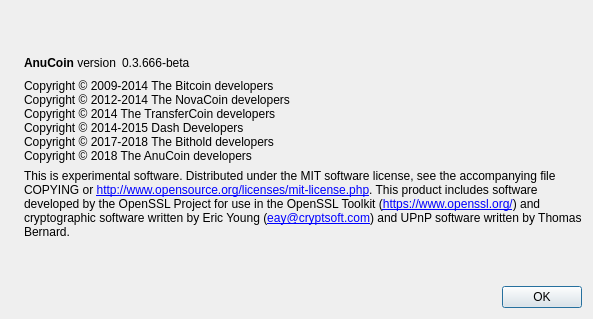
This is src/qt/forms/aboutdialog.ui in anucore/anucore as Qt 5 draws it before an edit. The edited form follows.
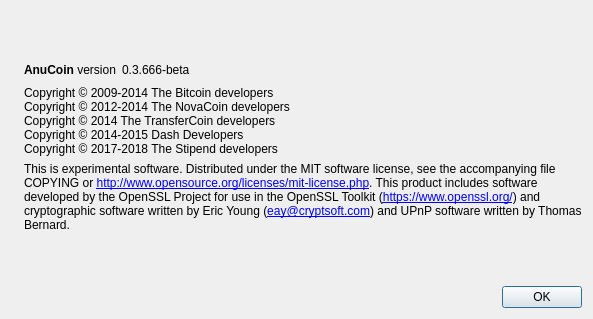
This is the edited form. Icons and pictures are not drawn.

```diff
--- a/src/qt/forms/aboutdialog.ui
+++ b/src/qt/forms/aboutdialog.ui
@@ -95,8 +95,7 @@
 Copyright © 2012-2014 The NovaCoin developers
 Copyright © 2014 The TransferCoin developers
 Copyright © 2014-2015 Dash Developers
-Copyright © 2017-2018 The Bithold developers
-Copyright © 2018 The AnuCoin developers</string>
+Copyright © 2017-2018 The Stipend developers</string>
        </property>
        <property name="textInteractionFlags">
         <set>Qt::LinksAccessibleByMouse|Qt::TextSelectableByKeyboard|Qt::TextSelectableByMouse</set>
```
